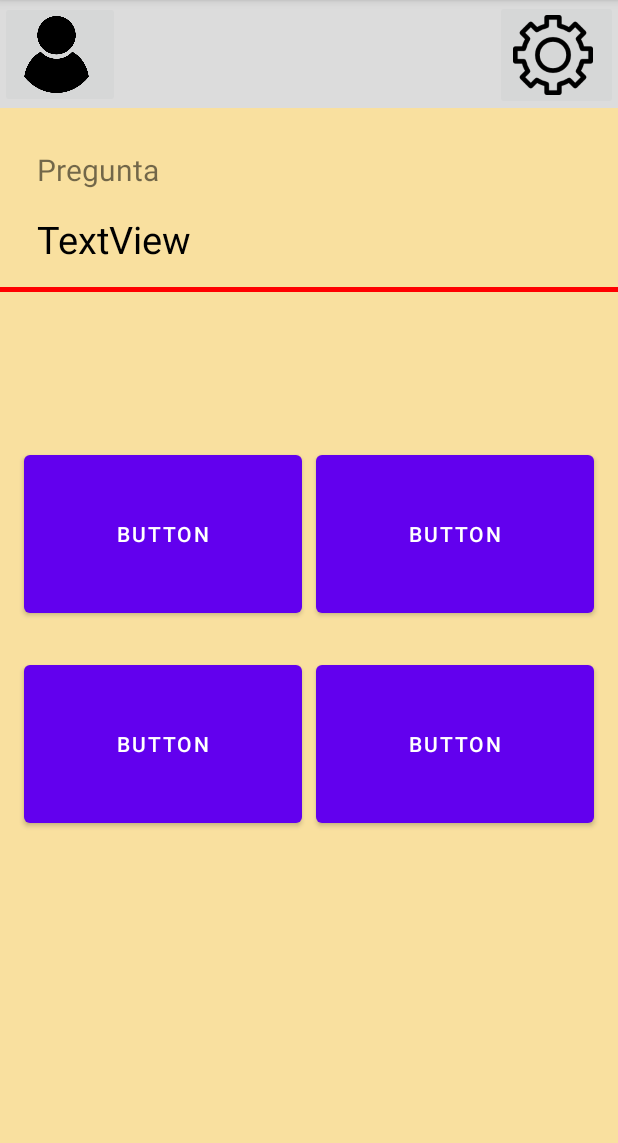
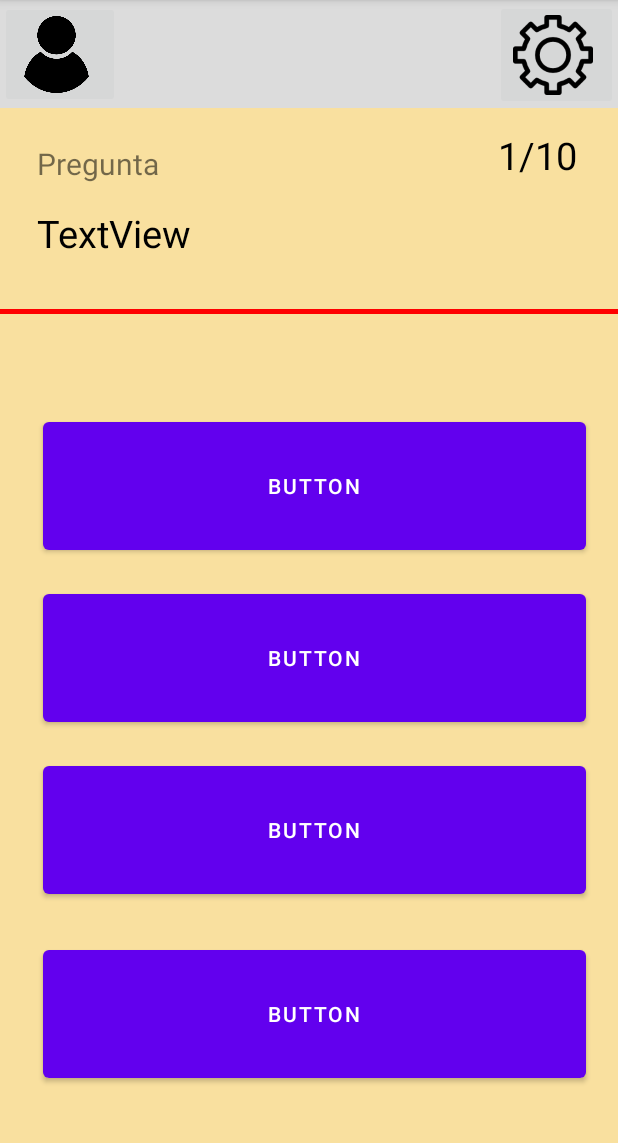
Before and after one commit to joexor/ExcoApp, an Android app: the Quiz screen opened directly, with no data from a screen before it, on a phone screen of 412 x 824 dp, the part 84-1227 px from its top. Run offline under Robolectric (Android 15) with nearby library versions, the phone set to English and light mode, and no system bars; our stand-ins replace Firebase (no records; nobody signed in at launch, a user with empty details on screens opened directly); 7 statements that could not run were skipped.

Commit message:
Quiz Format correcte

```diff
--- a/app/src/main/java/com/JoexorArcofe/excoapp/Quiz.java
+++ b/app/src/main/java/com/JoexorArcofe/excoapp/Quiz.java
@@ -32,7 +32,7 @@ public class Quiz extends AppCompatActivity {
     final int MAX_PREGUNTES = 10;
 
     Button r1, r2, r3, r4;
-    TextView pregunta, user;
+    TextView pregunta, user, numQuestion;
     ImageButton ajustes;
     int total = 1;
     int correct = 0;
@@ -50,6 +50,7 @@ public class Quiz extends AppCompatActivity {
         r3 = (Button) findViewById(R.id.respuesta3);
         r4 = (Button) findViewById(R.id.respuesta4);
         pregunta = (TextView) findViewById(R.id.preguntes);
+        numQuestion = (TextView) findViewById(R.id.numPregunta);
 
         FirebaseUser email = FirebaseAuth.getInstance().getCurrentUser();
 
@@ -85,6 +86,7 @@ public class Quiz extends AppCompatActivity {
                             snapshot.child("Option3").getValue().toString(), snapshot.child("Option4").getValue().toString(),
                             snapshot.child("Answere").getValue().toString());
 
+                    numQuestion.setText(total+"/"+MAX_PREGUNTES);
                     pregunta.setText(question.getQuestion());
                     r1.setText(question.getOption1());
                     r2.setText(question.getOption2());
--- a/app/src/main/java/com/JoexorArcofe/excoapp/Resultats.kt
+++ b/app/src/main/java/com/JoexorArcofe/excoapp/Resultats.kt
@@ -5,6 +5,8 @@ import androidx.appcompat.app.AppCompatActivity
 import android.os.Bundle
 import android.widget.Button
 import android.widget.TextView
+import com.google.firebase.auth.ktx.auth
+import com.google.firebase.ktx.Firebase
 
 class Resultats : AppCompatActivity() {
 
@@ -18,6 +20,11 @@ class Resultats : AppCompatActivity() {
         correcte =  findViewById<TextView>(R.id.NumAciertos)
         incorrecte =  findViewById<TextView>(R.id.NumFallos)
 
+        var currentuser = Firebase.auth.currentUser
+        var usuario = findViewById<TextView>(R.id.usuario)
+        val user = currentuser?.email?.split('@')
+        usuario.text = user?.get(0)
+
         val i = intent
 
         val numCorrect = i.getStringExtra("correcte")
--- a/app/src/main/res/layout/quiz.xml
+++ b/app/src/main/res/layout/quiz.xml
@@ -8,28 +8,28 @@
 
     <Button
         android:id="@+id/respuesta4"
-        android:layout_width="185dp"
-        android:layout_height="117dp"
+        android:layout_width="362sp"
+        android:layout_height="97sp"
         android:text="Button"
         app:layout_constraintBottom_toBottomOf="parent"
         app:layout_constraintEnd_toEndOf="parent"
-        app:layout_constraintHorizontal_bias="0.929"
+        app:layout_constraintHorizontal_bias="0.571"
         app:layout_constraintStart_toStartOf="parent"
         app:layout_constraintTop_toTopOf="parent"
-        app:layout_constraintVertical_bias="0.672"
+        app:layout_constraintVertical_bias="0.935"
         tools:ignore="MissingConstraints" />
 
     <Button
         android:id="@+id/respuesta2"
-        android:layout_width="185dp"
-        android:layout_height="117dp"
+        android:layout_width="362sp"
+        android:layout_height="97sp"
         android:text="Button"
         app:layout_constraintBottom_toBottomOf="parent"
         app:layout_constraintEnd_toEndOf="parent"
-        app:layout_constraintHorizontal_bias="0.929"
+        app:layout_constraintHorizontal_bias="0.571"
         app:layout_constraintStart_toStartOf="parent"
         app:layout_constraintTop_toTopOf="parent"
-        app:layout_constraintVertical_bias="0.457"
+        app:layout_constraintVertical_bias="0.582"
         tools:ignore="MissingConstraints" />
 
     <View
@@ -91,7 +91,7 @@
     <TextView
         android:id="@+id/preguntes"
         android:layout_width="352dp"
-        android:layout_height="41dp"
+        android:layout_height="60sp"
         android:text="TextView"
         android:textColor="@color/black"
         android:textSize="25sp"
@@ -137,27 +137,41 @@
 
     <Button
         android:id="@+id/respuesta1"
-        android:layout_width="185dp"
-        android:layout_height="117dp"
+        android:layout_width="362sp"
+        android:layout_height="97sp"
         android:text="Button"
         app:layout_constraintBottom_toBottomOf="parent"
         app:layout_constraintEnd_toEndOf="parent"
-        app:layout_constraintHorizontal_bias="0.07"
+        app:layout_constraintHorizontal_bias="0.571"
         app:layout_constraintStart_toStartOf="parent"
         app:layout_constraintTop_toTopOf="parent"
-        app:layout_constraintVertical_bias="0.457"
+        app:layout_constraintVertical_bias="0.411"
         tools:ignore="MissingConstraints" />
 
     <Button
         android:id="@+id/respuesta3"
-        android:layout_width="185dp"
-        android:layout_height="117dp"
+        android:layout_width="362sp"
+        android:layout_height="97sp"
         android:text="Button"
         app:layout_constraintBottom_toBottomOf="parent"
         app:layout_constraintEnd_toEndOf="parent"
-        app:layout_constraintHorizontal_bias="0.07"
+        app:layout_constraintHorizontal_bias="0.571"
         app:layout_constraintStart_toStartOf="parent"
         app:layout_constraintTop_toTopOf="parent"
-        app:layout_constraintVertical_bias="0.672"
+        app:layout_constraintVertical_bias="0.752"
         tools:ignore="MissingConstraints" />
+
+    <TextView
+        android:id="@+id/numPregunta"
+        android:layout_width="wrap_content"
+        android:layout_height="wrap_content"
+        android:text="X/10"
+        android:textColor="@color/black"
+        android:textSize="25sp"
+        app:layout_constraintBottom_toBottomOf="parent"
+        app:layout_constraintEnd_toEndOf="parent"
+        app:layout_constraintHorizontal_bias="0.924"
+        app:layout_constraintStart_toStartOf="parent"
+        app:layout_constraintTop_toTopOf="parent"
+        app:layout_constraintVertical_bias="0.117" />
 </androidx.constraintlayout.widget.ConstraintLayout>
```
